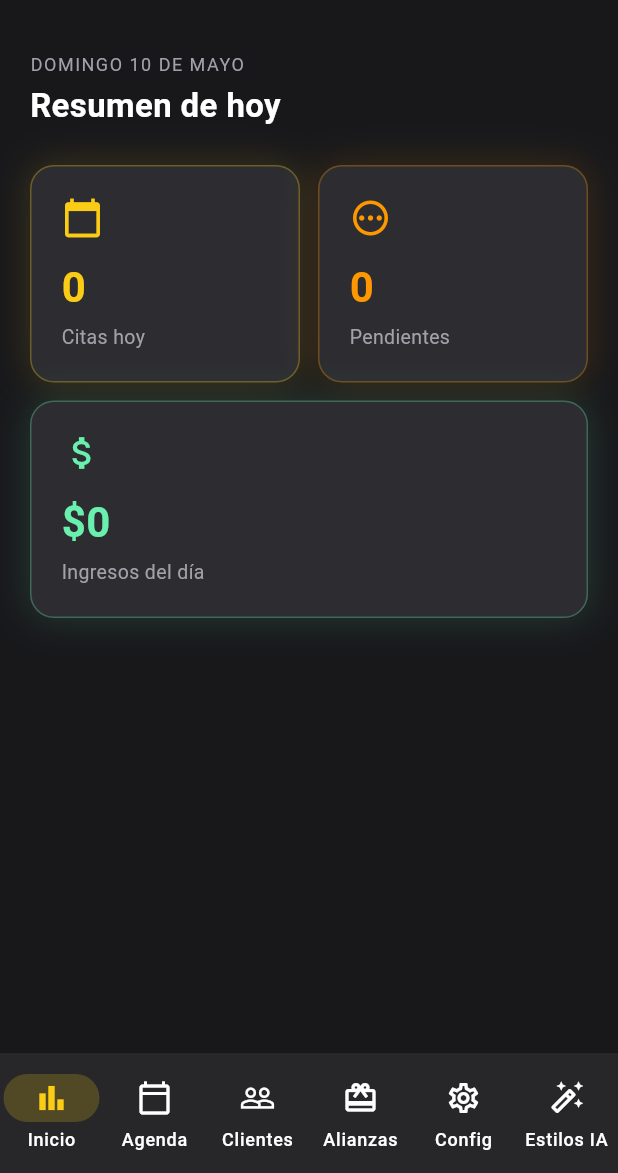
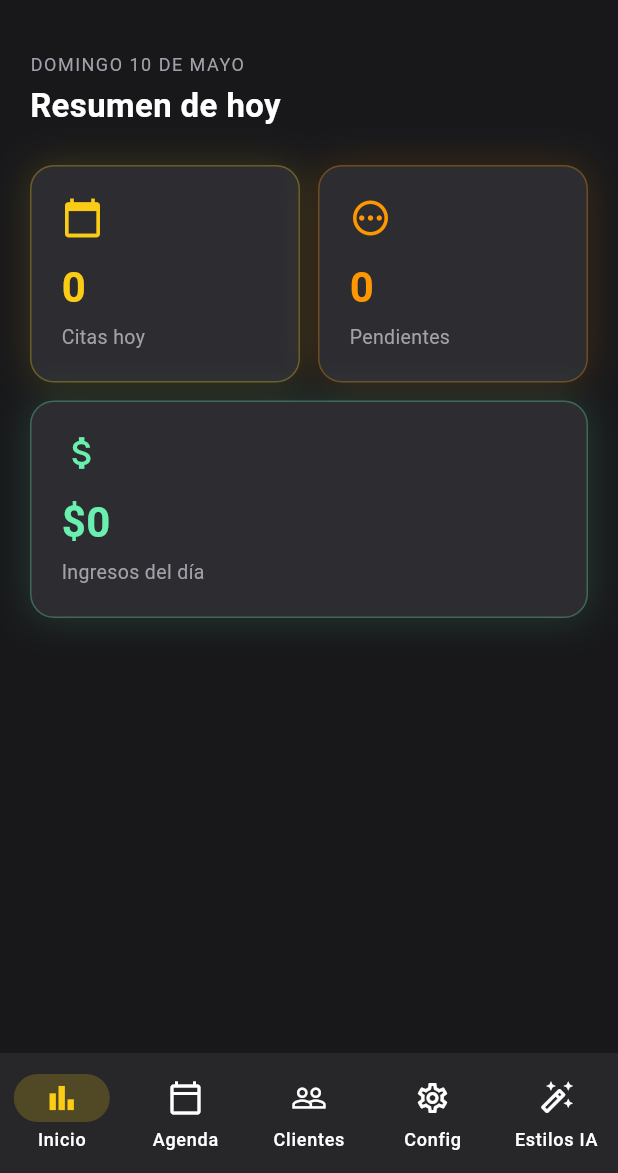
Before and after one commit to sebava1989-bot/capitalhumano-web, a Flutter app: the MainShell screen opened directly, on a phone screen of 412 x 824 dp, the part 63-1236 px from its top. Run offline on Flutter 3.47's test engine with Material 3 defaults, Android fonts, the phone set to English and light mode, and no system bars; our stand-ins replace cloud_firestore, connectivity_plus, file_picker, firebase_auth, firebase_core, firebase_messaging and 13 more; missing offline and left inert: google_mlkit_document_scanner, google_mlkit_text_recognition, pdfx; accounts and stored records are empty; network calls fail.

Commit message:
feat: mover Alianzas a Configuración y liberar espacio en nav bar
Co-Authored-By: Claude Sonnet 4.6 <noreply@anthropic.com>

```diff
--- a/barberia-saas/barberia_admin/lib/screens/main_shell.dart
+++ b/barberia-saas/barberia_admin/lib/screens/main_shell.dart
@@ -4,7 +4,6 @@ import '../services/barberias_service.dart';
 import 'dashboard_screen.dart';
 import 'agenda_screen.dart';
 import 'clientes_screen.dart';
-import 'alianzas_screen.dart';
 import 'config_screen.dart';
 import 'login_screen.dart';
 import 'prueba_estilo_screen.dart';
@@ -85,7 +84,6 @@ class _MainShellState extends State<MainShell> {
       DashboardScreen(barberiaId: _barberiaId!),
       AgendaScreen(barberiaId: _barberiaId!),
       ClientesScreen(barberiaId: _barberiaId!, barberiaNombre: _barberiaNombre),
-      AlianzasScreen(barberiaId: _barberiaId!),
       ConfigScreen(barberiaId: _barberiaId!),
       PruebaEstiloScreen(
         barberiaId: _barberiaId!,
@@ -120,11 +118,6 @@ class _MainShellState extends State<MainShell> {
               selectedIcon: Icon(Icons.people, color: Color(0xFFFACC15)),
               label: 'Clientes'),
           NavigationDestination(
-              icon: Icon(Icons.card_giftcard_outlined),
-              selectedIcon:
-                  Icon(Icons.card_giftcard, color: Color(0xFFFACC15)),
-              label: 'Alianzas'),
-          NavigationDestination(
               icon: Icon(Icons.settings_outlined),
               selectedIcon:
                   Icon(Icons.settings, color: Color(0xFFFACC15)),
```
Also changed, not shown: barberia-saas/barberia_admin/lib/screens/config_screen.dart (+33 -0 lines).
